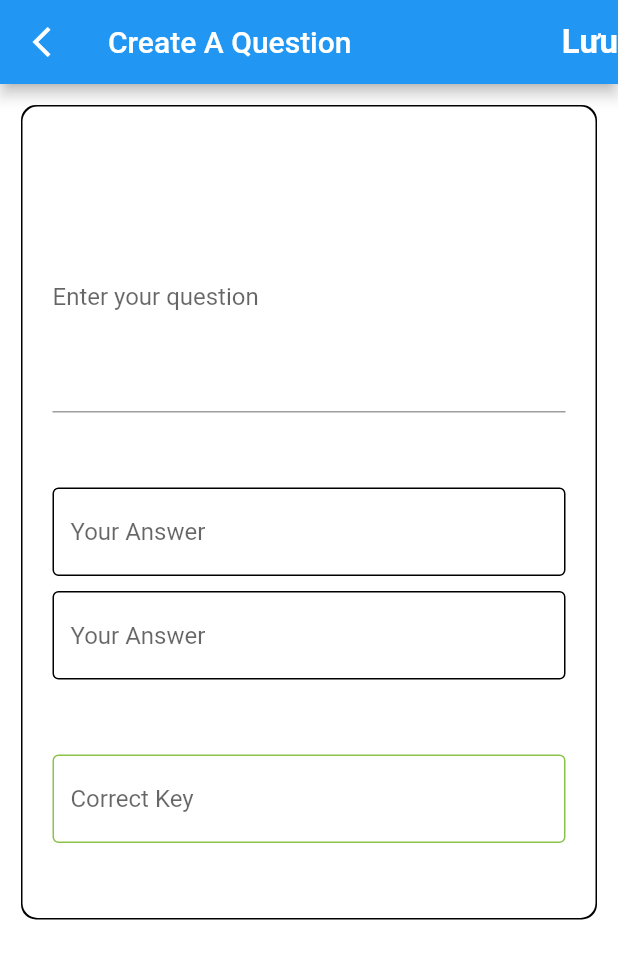
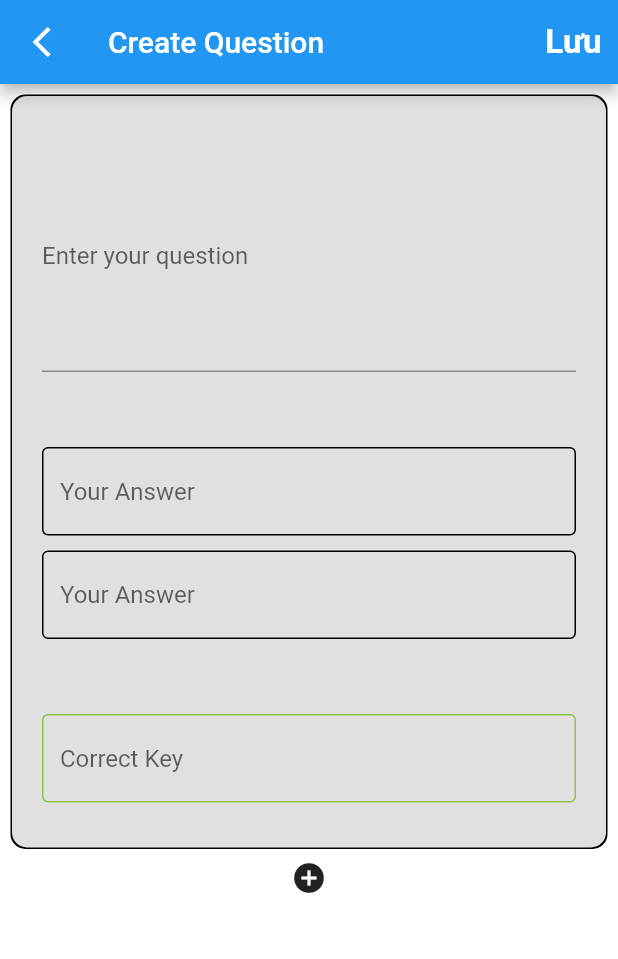
Before and after one commit to RInbaby/english_app, a Flutter app: the CreateQuestionWidget screen opened directly, on a phone screen of 412 x 824 dp. Shown: the top 959 px of the screen. Run offline on Flutter 3.47's test engine with Material 2 defaults, Android fonts, the phone set to English and light mode, and no system bars; our stand-ins replace freezed_annotation, shared_preferences; accounts and stored records are empty.

Commit message:
feat: add many quesion

```diff
--- a/lib/english_project/views/home_widget/create_question_widget.dart
+++ b/lib/english_project/views/home_widget/create_question_widget.dart
@@ -16,10 +16,12 @@ class CreateQuestionWidget extends StatefulWidget {
 
 class _CreateQuestionWidgetState extends State<CreateQuestionWidget> {
   List<Question> _questionList = [];
+  late int lengthListQuestion;
 
   @override
   void initState() {
     _loadData();
+    lengthListQuestion = 1;
     super.initState();
   }
 
@@ -40,7 +42,7 @@ class _CreateQuestionWidgetState extends State<CreateQuestionWidget> {
     return Scaffold(
       backgroundColor: Colors.white,
       appBar: AppBar(
-        title: const Text("Create A Question"),
+        title: const Text("Create Question"),
         actions: [
           InkWell(
               onTap: () async {
@@ -59,7 +61,7 @@ class _CreateQuestionWidgetState extends State<CreateQuestionWidget> {
               child: const Align(
                 alignment: Alignment.center,
                 child: Text(
-                  "Lưu",
+                  "Lưu  ",
                   style: TextStyle(color: Colors.white, fontWeight: FontWeight.bold, fontSize: 22),
                 ),
               )),
@@ -71,16 +73,48 @@ class _CreateQuestionWidgetState extends State<CreateQuestionWidget> {
             child: const Icon(Icons.arrow_back_ios_sharp)),
       ),
       body: SingleChildScrollView(
-        child: Container(
+        physics: const AlwaysScrollableScrollPhysics(),
+        child: _buildBodyView(question, answer1, answer2, correct),
+      ),
+    );
+  }
+
+  Widget _buildBodyView(TextEditingController question, answer1, answer2, correct) {
+    return Column(
+      children: [
+        ListView.builder(
+            physics: const NeverScrollableScrollPhysics(),
+            itemCount: lengthListQuestion,
+            shrinkWrap: true,
+            itemBuilder: (context, index) {
+              // @TODO: check controller cac cau hoi khac nhau
+              return _buildBodyQuestion(question, answer1, answer2, correct);
+            }),
+        InkWell(
+            onTap: () {
+              setState(() {
+                lengthListQuestion++;
+              });
+            },
+            child: const Icon(Icons.add_circle)),
+        const SizedBox(
+          height: 50,
+        ),
+      ],
+    );
+  }
+
+  Widget _buildBodyQuestion(TextEditingController question, answer1, answer2, correct) {
+    return Container(
       decoration: BoxDecoration(
         borderRadius: BorderRadius.circular(10),
-            color: Colors.white,
+        color: Colors.grey[300],
         boxShadow: const [
           BoxShadow(color: Colors.black, spreadRadius: 1),
         ],
       ),
-          margin: const EdgeInsets.all(15),
-          padding: const EdgeInsets.symmetric(horizontal: 20, vertical: 50),
+      margin: const EdgeInsets.all(8),
+      padding: const EdgeInsets.symmetric(horizontal: 20, vertical: 30),
       child: Column(
         mainAxisAlignment: MainAxisAlignment.spaceAround,
         crossAxisAlignment: CrossAxisAlignment.center,
@@ -141,8 +175,6 @@ class _CreateQuestionWidgetState extends State<CreateQuestionWidget> {
           ),
         ],
       ),
-        ),
-      ),
     );
   }
 }
```
Also changed, not shown: lib/english_project/views/home_widget/home_widget.dart (+0 -11 lines), 1 other file. Lines whose indentation alone changed are shown as unchanged.
